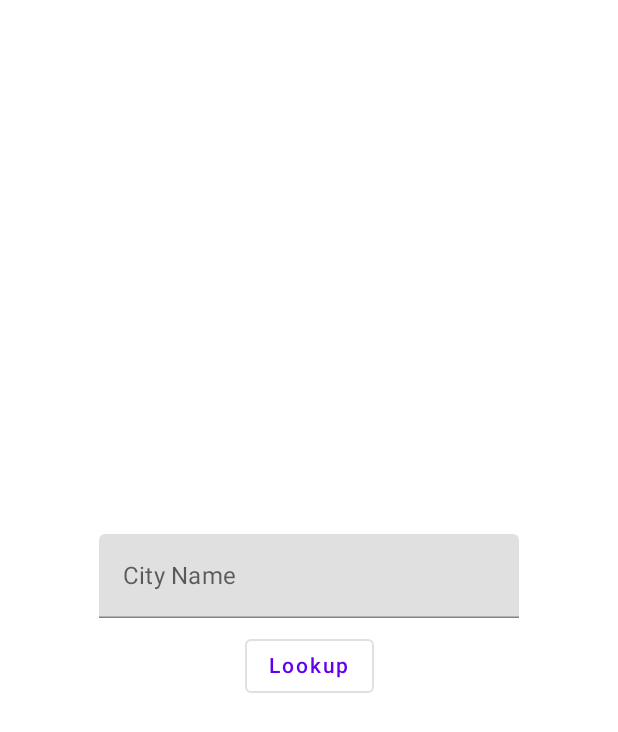
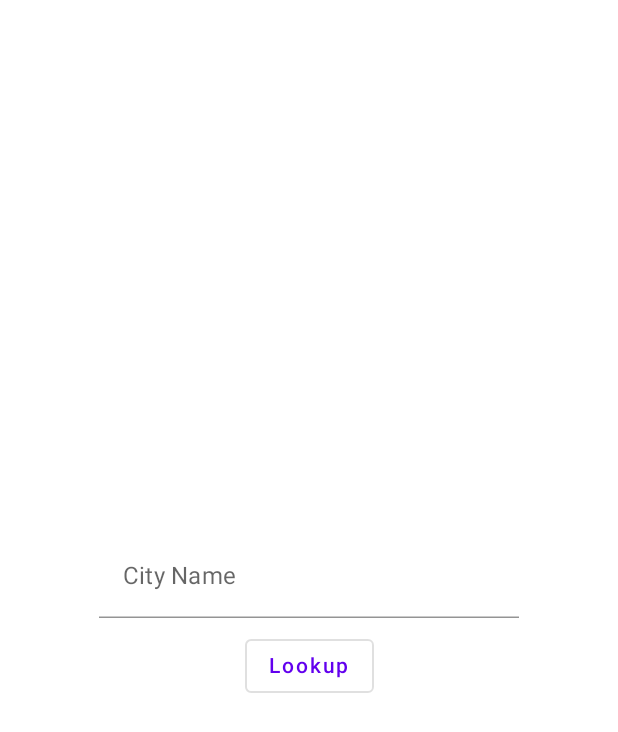
Before and after one commit to BrotherDotMatrixPrinter/LowesCodiingExercise, an Android app built with Jetpack Compose: the screen it shows after launch (MainActivity), on a phone screen of 412 x 824 dp. Shown: the top 732 px of the screen. Run offline under Robolectric (Android 15) with nearby library versions, the phone set to English and light mode, and no system bars; our stand-ins replace Dagger/Hilt's generated code, constraintlayout-compose, livedata-compose.

Commit message:
Add base weather detail information Set city lookup keyboard options and actions

```diff
--- a/app/build.gradle
+++ b/app/build.gradle
@@ -106,9 +106,6 @@ dependencies {
     implementation 'androidx.appcompat:appcompat:1.4.1'
     implementation 'com.google.android.material:material:1.5.0'
 
-    // Accompanist
-    implementation "com.google.accompanist:accompanist-systemuicontroller:$accompanist_version"
-
     // Compose
     implementation "androidx.compose.compiler:compiler:$compose_compiler_version" // Compose Compiler
     implementation "androidx.compose.ui:ui:$compose_compiler_version" // Compose UI
--- a/app/src/main/java/com/funnycop/lowescodingexercise/ui/composable/CityLookup.kt
+++ b/app/src/main/java/com/funnycop/lowescodingexercise/ui/composable/CityLookup.kt
@@ -4,12 +4,14 @@ import android.util.Log
 import androidx.compose.foundation.layout.Spacer
 import androidx.compose.foundation.layout.fillMaxSize
 import androidx.compose.foundation.layout.height
-import androidx.compose.material.OutlinedButton
-import androidx.compose.material.Text
-import androidx.compose.material.TextField
+import androidx.compose.foundation.text.KeyboardActions
+import androidx.compose.foundation.text.KeyboardOptions
+import androidx.compose.material.*
 import androidx.compose.runtime.*
 import androidx.compose.runtime.livedata.observeAsState
 import androidx.compose.ui.Modifier
+import androidx.compose.ui.graphics.Color
+import androidx.compose.ui.text.input.ImeAction
 import androidx.compose.ui.unit.dp
 import androidx.constraintlayout.compose.ChainStyle
 import androidx.constraintlayout.compose.ConstraintLayout
@@ -26,8 +28,15 @@ fun CityLookup(
 
 ) {
 
-    val weather by weatherViewModel.weather.observeAsState()
     var city by remember { mutableStateOf("") }
+
+    fun search() {
+
+        weatherViewModel.setCityName(city)
+        weatherViewModel.getForecast(city)
+        navController.navigate(WEATHER_LIST_DESTINATION)
+
+    }
 
     ConstraintLayout(
 
@@ -44,6 +53,15 @@ fun CityLookup(
             value = city,
             onValueChange = { city = it },
             label = { Text("City Name") },
+            singleLine = true,
+            keyboardOptions = KeyboardOptions(imeAction = ImeAction.Search),
+            keyboardActions = KeyboardActions(onSearch = { search() }),
+
+            colors = TextFieldDefaults.textFieldColors(
+
+                backgroundColor = Color.Transparent
+
+            ),
 
             modifier = Modifier.constrainAs(textField) {
 
@@ -75,13 +93,7 @@ fun CityLookup(
 
             content = { Text("Lookup") },
 
-            onClick = {
-
-                weatherViewModel.setCityName(city)
-                weatherViewModel.getForecast(city)
-                navController.navigate(WEATHER_LIST_DESTINATION)
-
-              },
+            onClick = { search() },
 
             modifier = Modifier.constrainAs(button) {
 
```
Also changed, not shown: app/src/main/java/com/funnycop/lowescodingexercise/ui/composable/WeatherDetail.kt (+90 -2 lines).
